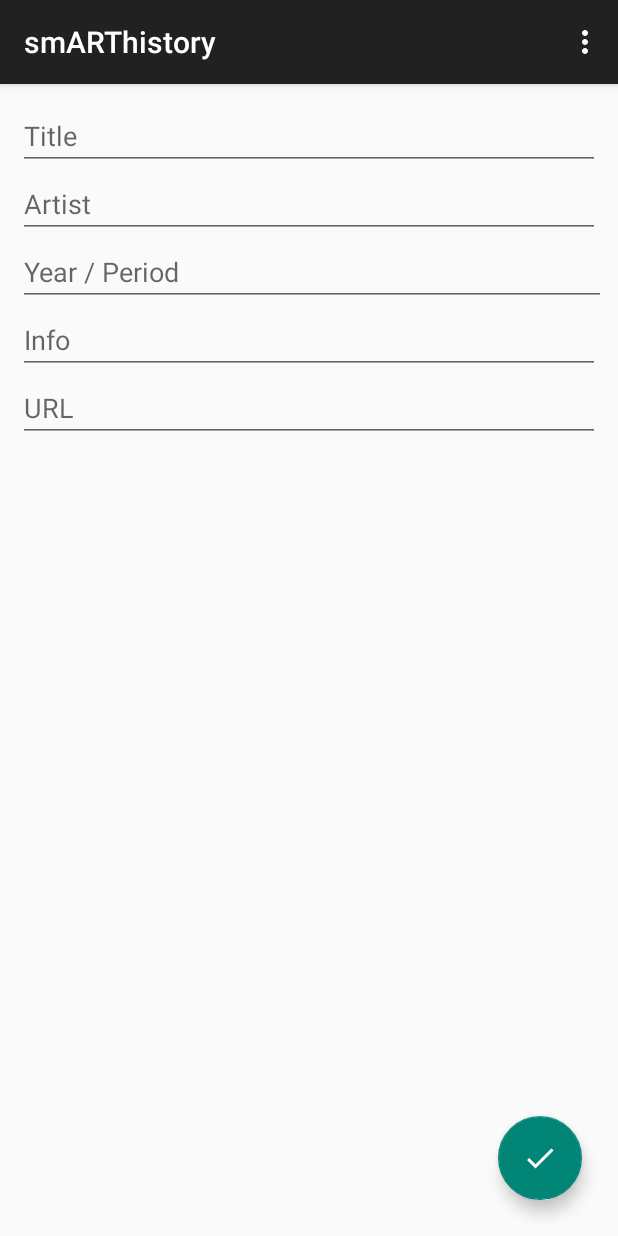
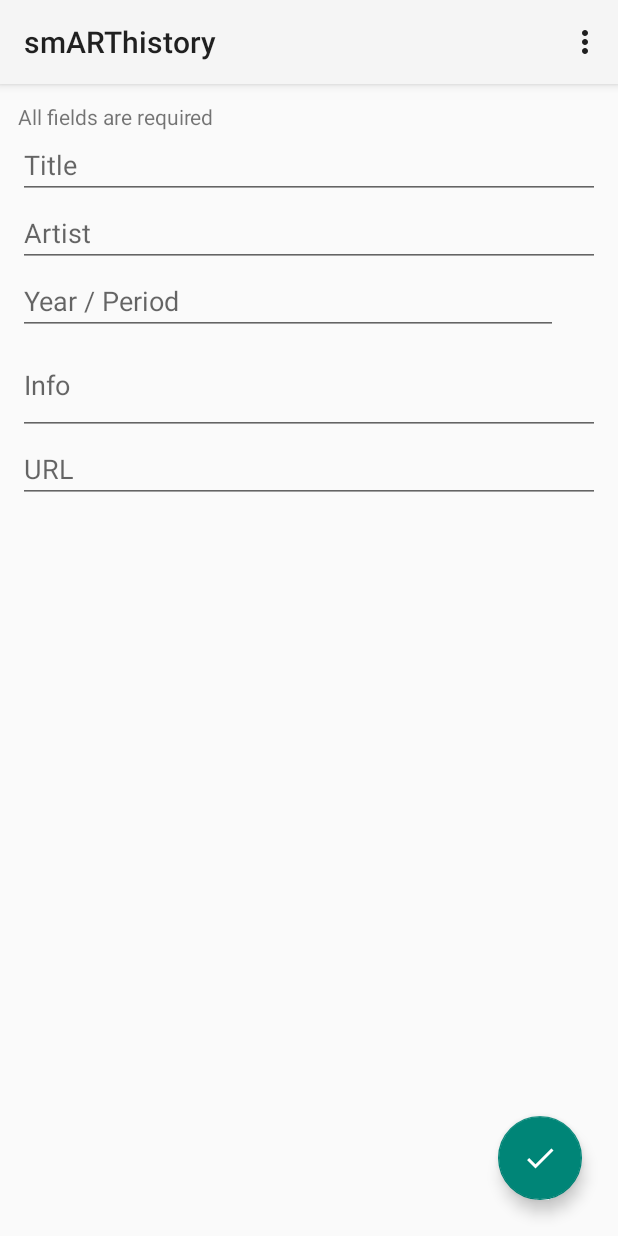
Before and after one commit to nicholrgUW/smARThistory, an Android app: the fragment AddCardFragment placed in its activity, on a phone screen of 412 x 824 dp. Run offline under Robolectric (Android 15) with nearby library versions, the phone set to English and light mode, and no system bars; 1 statement that could not run was skipped.

Commit message:
Commenting and cleaning

```diff
--- a/app/build.gradle
+++ b/app/build.gradle
@@ -24,5 +24,5 @@ dependencies {
     compile 'com.android.support:appcompat-v7:23.1.0'
     compile 'com.android.support:design:23.1.0'
     compile 'com.bartoszlipinski.flippablestackview:library:1.2.1'
-//    androidTestCompile fileTree(dir: 'libs', include: 'robotium-solo-5.5.3.jar')
+    androidTestCompile fileTree(dir: 'libs', include: 'robotium-solo-5.5.3.jar')
 }
--- a/app/src/main/AndroidManifest.xml
+++ b/app/src/main/AndroidManifest.xml
@@ -11,7 +11,7 @@
         android:icon="@drawable/ic_app"
         android:label="@string/app_name"
 
-        android:theme="@style/AppTheme">
+        android:theme="@style/Theme.AppCompat.Light">
         <activity
             android:name="com.kell.android.smarthistory.MainActivity"
             android:label="@string/app_name"
--- a/app/src/main/java/com/kell/android/smarthistory/AddCardFragment.java
+++ b/app/src/main/java/com/kell/android/smarthistory/AddCardFragment.java
@@ -227,6 +227,7 @@ public class
                     String reason = jsonObject.getString("error");
                     Log.d(TAG, "Card insert failure " + reason);
                 }
+                MainActivity.hideKeyboard(getContext());
                 getFragmentManager().popBackStackImmediate();
             } catch (Exception e) {
                 Log.d(TAG, "Parsing JSON Exception " + e.getMessage());
--- a/app/src/main/java/com/kell/android/smarthistory/CardFlipperFragment.java
+++ b/app/src/main/java/com/kell/android/smarthistory/CardFlipperFragment.java
@@ -21,7 +21,7 @@ import java.util.ArrayList;
 import java.util.List;
 
 /**
- * Created by Robbie on 12/2/2015.
+ * This fragment creates a flippable stack of CardFragments to display all the cards in a selected list.
  */
 public class CardFlipperFragment extends Fragment {
     private List<Fragment> mViewPagerFragments;
--- a/app/src/main/java/com/kell/android/smarthistory/model/ArtCard.java
+++ b/app/src/main/java/com/kell/android/smarthistory/model/ArtCard.java
@@ -5,6 +5,8 @@ import java.util.List;
 
 /**
  * Created by Robbie on 10/27/2015.
+ *
+ * Model for ArtCard and CardInfo.
  */
 public class ArtCard {
     /**
@@ -98,7 +100,7 @@ public class ArtCard {
 
         @Override
         public String toString() {
-            return "Title: " + title + " Artist: " + artist;
+            return "Title: " + title + "\n  Artist: " + artist;
         }
     }
 }
--- a/app/src/main/res/layout/fragment_add_card.xml
+++ b/app/src/main/res/layout/fragment_add_card.xml
@@ -3,6 +3,8 @@
     android:layout_width="match_parent"
     android:layout_height="match_parent"
     tools:context="com.kell.android.myappphase1.AddCardFragment">
+
+
 
     <ScrollView
         android:layout_width="match_parent"
@@ -15,13 +17,20 @@
             android:padding="12dp"
             android:weightSum="1">
 
+            <TextView
+                android:layout_width="wrap_content"
+                android:layout_height="wrap_content"
+                android:text="All fields are required"
+                android:layout_alignParentTop="true"
+                android:layout_alignParentEnd="true"
+                />
+
             <EditText
                 android:id="@+id/title_text"
                 android:layout_width="match_parent"
                 android:layout_height="wrap_content"
                 android:layout_alignParentEnd="true"
-                android:layout_alignParentStart="true"
-                android:layout_alignParentTop="true"
+
                 android:hint="@string/title_edit_text"
                 android:maxLength="60"
                 android:inputType="text"/>
@@ -39,7 +48,7 @@
 
             <EditText
                 android:id="@+id/year_text"
-                android:layout_width="400dp"
+                android:layout_width="360dp"
                 android:layout_height="wrap_content"
                 android:layout_alignParentEnd="true"
                 android:layout_alignParentStart="true"
@@ -59,7 +68,7 @@
                 android:lines="4"
                 android:maxLength="200"
                 android:minLines="2"
-                android:inputType="textAutoComplete"/>
+                android:inputType="textMultiLine"/>
 
             <EditText
                 android:id="@+id/url_text"
--- a/app/src/main/res/values/dimens.xml
+++ b/app/src/main/res/values/dimens.xml
@@ -1,7 +1,5 @@
 <resources>
     <!-- Default screen margins, per the Android Design guidelines. -->
-    <dimen name="activity_horizontal_margin">16dp</dimen>
-    <dimen name="activity_vertical_margin">16dp</dimen>
 
     <!-- Per the design guidelines, navigation drawers should be between 240dp and 320dp:
          https://developer.android.com/design/patterns/navigation-drawer.html -->
--- a/app/src/main/res/values/strings.xml
+++ b/app/src/main/res/values/strings.xml
@@ -1,7 +1,6 @@
 <resources>
     <string name="app_name">smARThistory</string>
 
-    <string name="action_settings">Settings</string>
     <string name="email_hint">Enter your email address</string>
     <string name="pwd_hint">Enter your password</string>
     <string name="btn_adduser">Add User</string>
```
Also changed, not shown: app/src/main/java/com/kell/android/smarthistory/MainActivity.java (+14 -0 lines), app/src/main/res/drawable-hdpi/ic_favorite_white_24dp.png (deleted), app/src/main/res/drawable-mdpi/ic_action_info.png (deleted), app/src/main/res/drawable-mdpi/ic_action_photo.png (deleted), app/src/main/res/drawable/ic_smarthistory.png (deleted), 3 other files.
